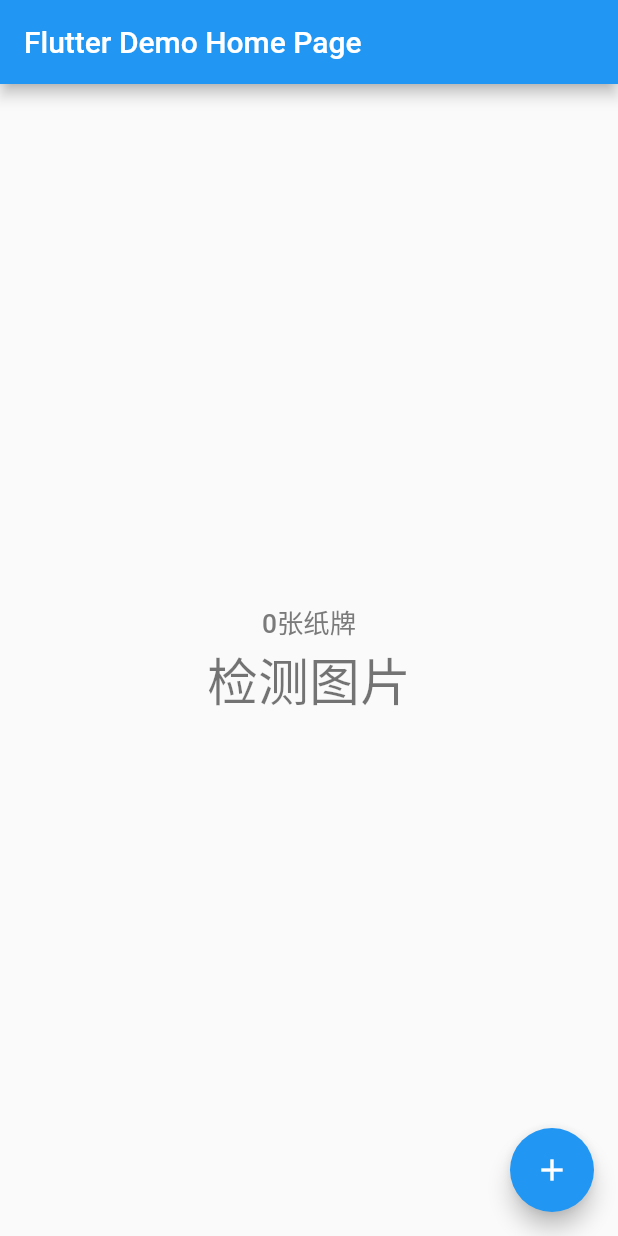
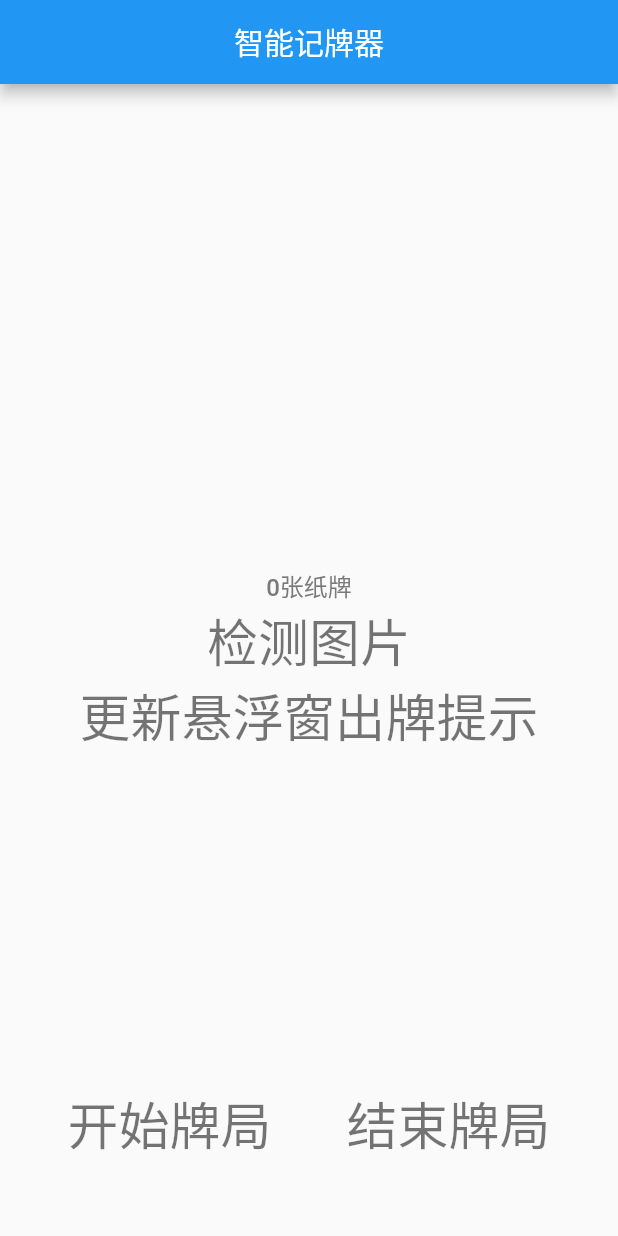
Before and after one commit to chenshengfa1990/yolo_flutter, a Flutter app: the screen it shows after launch, on a phone screen of 412 x 824 dp. Run offline on Flutter 3.47's test engine with Material 2 defaults, Android fonts, the phone set to English and light mode, and no system bars; our stand-ins replace connectivity_plus, dio, flutter_screenutil, image_picker, plugin_platform_interface; missing offline and left inert: flutter_bug_logger, flutter_overlay_window.

Commit message:
悬浮窗

```diff
--- a/main/lib/main.dart
+++ b/main/lib/main.dart
@@ -1,15 +1,14 @@
-import 'dart:convert';
+import 'dart:async';
 
 import 'package:flutter/material.dart';
-import 'package:flutter_bug_logger/console_overlay.dart';
 import 'package:flutter_bug_logger/flutter_logger.dart';
-import 'package:flutter_screenutil/flutter_screenutil.dart';
+import 'package:flutter_overlay_window/flutter_overlay_window.dart';
 import 'package:image_picker/image_picker.dart';
 import 'package:ncnn_plugin/export.dart';
 import 'package:tensorflow_plugin/export.dart';
-import 'package:yolo_flutter/http/httpUtils.dart';
-import 'package:yolo_flutter/util/fontStyleConstant.dart';
 import 'package:yolo_flutter/util/colorConstant.dart';
+
+import 'overlay_window.dart';
 
 void main() {
   initWidgetError();
@@ -28,42 +27,12 @@ class MyApp extends StatelessWidget {
   // This widget is the root of your application.
   @override
   Widget build(BuildContext context) {
-    return ScreenUtilInit(
-      designSize: const Size(375, 812),
-      builder: (context, child) {
     return MaterialApp(
       title: 'Flutter Demo',
       theme: ThemeData(
-            // This is the theme of your application.
-            //
-            // Try running your application with "flutter run". You'll see the
-            // application has a blue toolbar. Then, without quitting the app, try
-            // changing the primarySwatch below to Colors.green and then invoke
-            // "hot reload" (press "r" in the console where you ran "flutter run",
-            // or simply save your changes to "hot reload" in a Flutter IDE).
-            // Notice that the counter didn't reset back to zero; the application
-            // is not restarted.
         primarySwatch: Colors.blue,
       ),
-          home: const MyHomePage(title: 'Flutter Demo Home Page'),
-        );
-      }
-      // child: MaterialApp(
-      //   title: 'Flutter Demo',
-      //   theme: ThemeData(
-      //     // This is the theme of your application.
-      //     //
-      //     // Try running your application with "flutter run". You'll see the
-      //     // application has a blue toolbar. Then, without quitting the app, try
-      //     // changing the primarySwatch below to Colors.green and then invoke
-      //     // "hot reload" (press "r" in the console where you ran "flutter run",
-      //     // or simply save your changes to "hot reload" in a Flutter IDE).
-      //     // Notice that the counter didn't reset back to zero; the application
-      //     // is not restarted.
-      //     primarySwatch: Colors.blue,
-      //   ),
-      //   home: const MyHomePage(title: 'Flutter Demo Home Page'),
-      // ),
+      home: const MyHomePage(title: '智能记牌器'),
     );
   }
 }
@@ -81,29 +50,18 @@ class _MyHomePageState extends State<MyHomePage> {
   late TensorflowPlugin tensorflowPlugin;
   late NcnnPlugin ncnnPlugin;
   int num = 0;
+  int notice = 0;
+  int screenWidth = 0;
+  int screenHeight = 0;
 
   @override
   void initState() {
     tensorflowPlugin = TensorflowPlugin();
     ncnnPlugin = NcnnPlugin();
-    Logger.init(
-      true,// isEnable ，if production ，please false
-      isShowFile: true, // In the IDE, whether the file name is displayed
-      isShowTime: true, // In the IDE, whether the time is displayed
-      isShowNavigation: true, // In the IDE, When clicked, it jumps to the printed file details page
-      levelVerbose: 247, // In the IDE, Set the color
-      levelDebug: 26,
-      levelInfo: 28,
-      levelWarn: 3,
-      levelError: 9,
-      phoneVerbose: Colors.white54, // In your phone or web，, Set the color
-      phoneDebug: Colors.blue,
-      phoneInfo: Colors.green,
-      phoneWarn: Colors.yellow,
-      phoneError: Colors.redAccent,
-    );
-
     super.initState();
+    Timer.periodic(const Duration(milliseconds: 1000), (timer) {
+      _updateNotice();
+    });
   }
 
   void _showLog() async {
@@ -129,7 +87,6 @@ class _MyHomePageState extends State<MyHomePage> {
     // var res = await HttpUtils.post('http://172.16.3.225:7070/data', data: jsonStr);
     // // var res = await HttpUtils.get('http://172.16.3.225:7070/');
     // print(res);
-
   }
 
   void _onDetectImage() async {
@@ -146,23 +103,52 @@ class _MyHomePageState extends State<MyHomePage> {
       setState(() {
         num = result?.length ?? 0;
       });
+    }
+  }
 
+  void _startGame() async {
+    final bool status = await FlutterOverlayWindow.isPermissionGranted();
+    if (!status) {
+      bool? result = await FlutterOverlayWindow.requestPermission();
+      if (result == false) {
+        return;
       }
+    }
+    await FlutterOverlayWindow.showOverlay(
+      width: 450,
+      height: 330,
+      alignment: OverlayAlignment.topLeft,
+      flag: OverlayFlag.defaultFlag,
+      enableDrag: true,
+    );
+  }
+
+  void _endGame() async {
+    await FlutterOverlayWindow.closeOverlay();
+  }
+
+  void _updateNotice() async {
+    notice++;
+    await FlutterOverlayWindow.shareData(notice);
   }
 
   @override
   Widget build(BuildContext context) {
-
+    // screenWidth = MediaQuery.of(context).size.width.toInt();
+    // screenHeight = MediaQuery.of(context).size.height.toInt();
     return Scaffold(
       appBar: AppBar(
-        title: Text(widget.title),
+        title: Center(child: Text(widget.title)),
       ),
-      body: Center(
+      body: Stack(
+        children: [
+          Center(
             child: Column(
               mainAxisAlignment: MainAxisAlignment.center,
               children: <Widget>[
                 Text(
-              '$num张纸牌', style: FontStyleConstant.fontStylew500_16.apply(color: AppColorConstant.colorGrey1),
+                  '$num张纸牌',
+                  style: const TextStyle(fontSize: 16, fontWeight: FontWeight.w500, color: AppColorConstant.colorGrey1),
                 ),
                 GestureDetector(
                   onTap: _onDetectImage,
@@ -171,14 +157,51 @@ class _MyHomePageState extends State<MyHomePage> {
                     style: Theme.of(context).textTheme.headline4,
                   ),
                 ),
+                GestureDetector(
+                  onTap: _updateNotice,
+                  child: Text(
+                    '更新悬浮窗出牌提示',
+                    style: Theme.of(context).textTheme.headline4,
+                  ),
+                ),
               ],
             ),
           ),
-      floatingActionButton: FloatingActionButton(
-        onPressed: _showLog,
-        tooltip: 'Increment',
-        child: const Icon(Icons.add),
+          Positioned(
+            bottom: 50,
+            left: 0,
+            right: 0,
+            child: Row(
+              mainAxisAlignment: MainAxisAlignment.center,
+              children: [
+                GestureDetector(
+                  onTap: _startGame,
+                  child: Text(
+                    '开始牌局',
+                    style: Theme.of(context).textTheme.headline4,
+                  ),
+                ),
+                const SizedBox(
+                  width: 50,
+                ),
+                GestureDetector(
+                  onTap: _endGame,
+                  child: Text(
+                    '结束牌局',
+                    style: Theme.of(context).textTheme.headline4,
+                  ),
+                ),
+              ],
+            ),
+          )
+        ],
       ), // This trailing comma makes auto-formatting nicer for build methods.
     );
   }
 }
+
+// overlay entry point
+@pragma("vm:entry-point")
+void overlayMain() {
+  runApp(const OverlayWindow());
+}
--- a/main/pubspec.yaml
+++ b/main/pubspec.yaml
@@ -46,6 +46,8 @@ dependencies:
   flutter_screenutil: ^5.6.0
 
   flutter_bug_logger: 1.0.0
+
+  flutter_overlay_window: ^0.4.3
 
   tensorflow_plugin:
     path: ../plugin/tensorflow_plugin
```
Also changed, not shown: main/lib/overlay_window.dart (added, +81 -0 lines), main/lib/screen_shot.dart (added, +16 -0 lines), main/pubspec.lock, 4 other files. Lines whose indentation alone changed are shown as unchanged.
